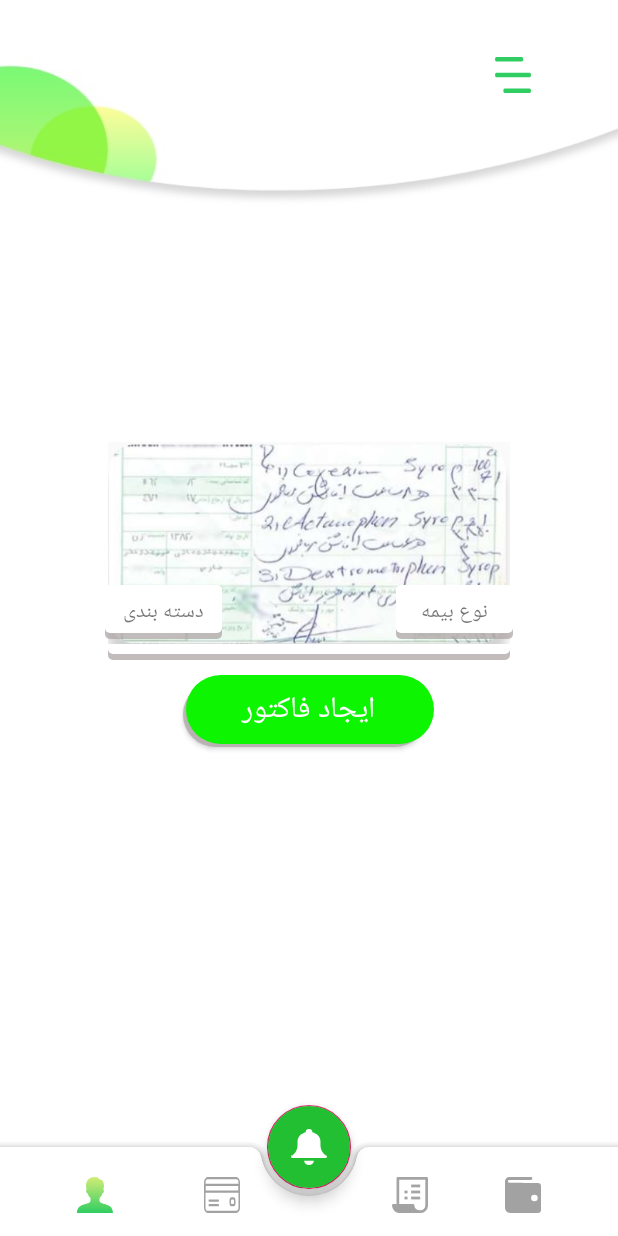
After one commit to gelophoneTeam/DarokhanehApp, an Android app: the Factor screen opened directly, with no data from a screen before it, on a phone screen of 412 x 824 dp. The commit adds this screen. Run offline under Robolectric (Android 15) with nearby library versions, the phone set to English and light mode, and no system bars.

Commit message:
Add activity_Factor

```diff
--- a/app/src/main/AndroidManifest.xml
+++ b/app/src/main/AndroidManifest.xml
@@ -16,7 +16,8 @@
                 <category android:name="android.intent.category.LAUNCHER" />
             </intent-filter>
         </activity>
-        <activity android:name=".Request"></activity>
+        <activity android:name=".Request" />
+        <activity android:name=".Factor"></activity>
     </application>
 
 </manifest>
--- /dev/null
+++ b/app/src/main/java/com/example/malizen/darokhanehapp/Factor.java
@@ -0,0 +1,13 @@
+package com.example.malizen.darokhanehapp;
+
+import android.support.v7.app.AppCompatActivity;
+import android.os.Bundle;
+
+public class Factor extends AppCompatActivity {
+
+    @Override
+    protected void onCreate(Bundle savedInstanceState) {
+        super.onCreate(savedInstanceState);
+        setContentView(R.layout.activity_factor);
+    }
+}
--- a/app/src/main/java/com/example/malizen/darokhanehapp/Request.java
+++ b/app/src/main/java/com/example/malizen/darokhanehapp/Request.java
@@ -50,7 +50,8 @@ public class Request extends AppCompatActivity {
         setContentView(R.layout.activity_request);
 
         listview = (ListView) findViewById(R.id.listview);
-        listview.setAdapter(new Adaptor(this, osNameList, osImages,osnumber,osBookMark));  flowingDrawer = (FlowingDrawer) findViewById(R.id.flowingdrawer);
+        listview.setAdapter(new Adaptor(this, osNameList, osImages,osnumber,osBookMark));
+        flowingDrawer = (FlowingDrawer) findViewById(R.id.flowingdrawer);
         flowingDrawer.setTouchMode(ElasticDrawer.TOUCH_MODE_BEZEL);
 
         setupTolbar();
--- /dev/null
+++ b/app/src/main/res/drawable/bu_green.xml
@@ -0,0 +1,20 @@
+<?xml version="1.0" encoding="utf-8"?>
+<selector xmlns:android="http://schemas.android.com/apk/res/android">
+<item>
+    <layer-list>
+        <item android:right="5dp" android:top="5dp">
+            <shape>
+                <corners android:radius="300dp" />
+                <solid android:color="#c7b1aaaa" />
+            </shape>
+        </item>
+        <item android:bottom="2dp" android:left="2dp">
+            <shape android:shape="rectangle" >
+                <solid android:color="#0df501"/>
+                <corners android:radius="60dp"/>
+                <size android:width="50dp" android:height="20dp"/>
+            </shape>
+        </item>
+    </layer-list>
+</item>
+</selector>
--- /dev/null
+++ b/app/src/main/res/drawable/buc.xml
@@ -0,0 +1,22 @@
+<?xml version="1.0" encoding="utf-8"?>
+<selector xmlns:android="http://schemas.android.com/apk/res/android">
+    <item>
+        <layer-list>
+            <item android:right="0dp" android:top="5dp"
+                android:left="0dp"
+                >
+                <shape>
+                    <corners android:radius="3dp" />
+                    <solid android:color="#c7b1aaaa" />
+                </shape>
+            </item>
+            <item android:bottom="4dp" >
+                <shape android:shape="rectangle" >
+                    <solid android:color="#ffffff"/>
+                    <corners android:radius="3dp"/>
+                    <size android:width="50dp" android:height="20dp"/>
+                </shape>
+            </item>
+        </layer-list>
+    </item>
+</selector>
--- /dev/null
+++ b/app/src/main/res/drawable/buw.xml
@@ -0,0 +1,21 @@
+<?xml version="1.0" encoding="utf-8"?>
+<selector xmlns:android="http://schemas.android.com/apk/res/android">
+    <item>
+        <layer-list>
+            <item android:right="5dp" android:top="5dp">
+                <shape>
+                    <corners android:radius="300dp" />
+                    <solid android:color="#c7b1aaaa" />
+                </shape>
+            </item>
+            <item android:bottom="2dp" android:left="2dp">
+                <shape android:shape="rectangle" >
+                    <solid android:color="#ffffff"/>
+                    <corners android:radius="60dp"/>
+                    <size android:width="50dp" android:height="20dp"/>
+                </shape>
+            </item>
+        </layer-list>
+    </item>
+
+</selector>
--- /dev/null
+++ b/app/src/main/res/layout/activity_factor.xml
@@ -0,0 +1,128 @@
+<?xml version="1.0" encoding="utf-8"?>
+<android.support.design.widget.CoordinatorLayout xmlns:android="http://schemas.android.com/apk/res/android"
+    xmlns:app="http://schemas.android.com/apk/res-auto"
+    xmlns:tools="http://schemas.android.com/tools"
+    android:layout_width="match_parent"
+    android:layout_height="match_parent"
+    android:background="#fff"
+    tools:context=".Factor">
+
+
+    <android.support.v7.widget.Toolbar
+        android:layout_width="match_parent"
+        android:layout_height="142dp"
+        android:background="@drawable/toolbar">
+
+        <ImageView
+            android:layout_width="wrap_content"
+            android:layout_height="wrap_content"
+            android:layout_marginLeft="330dp"
+            android:layout_marginBottom="80dp"
+            android:src="@drawable/ic_menu" />
+
+    </android.support.v7.widget.Toolbar>
+
+    <ImageView
+        android:id="@+id/noskhe"
+        android:layout_width="268dp"
+        android:layout_height="156dp"
+        android:layout_marginBottom="100dp"
+        android:background="@drawable/buc"
+        android:src="@drawable/noskheh"
+        android:layout_gravity="center"
+        />
+
+
+    <TextView
+        android:id="@+id/txt1"
+        android:layout_width="78dp"
+        android:layout_height="36dp"
+        android:layout_marginEnd="70dp"
+        android:layout_marginTop="390dp"
+        android:layout_marginLeft="50dp"
+        android:layout_gravity="right"
+        android:background="@drawable/shape"
+        android:text="نوع بیمه"
+        android:gravity="center" />
+
+    <TextView
+        android:id="@+id/txt2"
+        android:layout_width="78dp"
+        android:layout_height="36dp"
+        android:layout_marginStart="70dp"
+        android:layout_marginTop="390dp"
+        android:background="@drawable/shape"
+        android:gravity="center"
+        android:text="دسته بندی" />
+
+
+    <Button
+        android:id="@+id/button"
+        android:layout_width="167dp"
+        android:layout_height="wrap_content"
+        android:background="@drawable/bu_green"
+        android:text="ایجاد فاکتور"
+        android:layout_gravity="center_horizontal"
+        android:layout_marginTop="450dp"
+        android:textColor="#fff"
+        android:textSize="20dp"/>
+
+    <android.support.design.bottomappbar.BottomAppBar
+        android:id="@+id/bottomappbar"
+        android:layout_width="match_parent"
+        android:layout_height="wrap_content"
+        android:layout_gravity="bottom"
+        android:gravity="center"
+        android:backgroundTint="#fff">
+
+        <LinearLayout
+            android:layout_width="match_parent"
+            android:layout_height="wrap_content"
+            android:weightSum="4"
+            android:paddingEnd="16dp"
+            android:layout_marginTop="20dp"
+            android:layout_marginBottom="15dp"
+            >
+            <ImageButton
+                android:layout_width="0dp"
+                android:layout_height="wrap_content"
+                android:layout_weight="1"
+                app:srcCompat="@drawable/ic_user_male"
+                android:background="?attr/selectableItemBackgroundBorderless"
+                />
+            <ImageButton
+                android:layout_width="0dp"
+                android:layout_height="wrap_content"
+                android:layout_weight="1"
+                app:srcCompat="@drawable/ic_credit_card"
+                android:paddingRight="20dp"
+                android:background="?attr/selectableItemBackgroundBorderless"
+                />
+
+            <ImageButton
+                android:layout_width="0dp"
+                android:layout_height="wrap_content"
+                android:layout_weight="1"
+                app:srcCompat="@drawable/ic_group_1"
+                android:paddingLeft="40dp"
+                android:background="?attr/selectableItemBackgroundBorderless"/>
+            <ImageButton
+                android:layout_width="0dp"
+                android:layout_height="wrap_content"
+                android:layout_weight="1"
+                app:srcCompat="@drawable/ic_wallet"
+                android:background="?attr/selectableItemBackgroundBorderless"/>
+        </LinearLayout>
+    </android.support.design.bottomappbar.BottomAppBar>
+
+    <android.support.design.widget.FloatingActionButton
+        android:layout_width="wrap_content"
+        android:layout_height="wrap_content"
+        app:fabSize="normal"
+        android:backgroundTint="#22bf32"
+        android:src="@drawable/ic_bell"
+        app:layout_anchor="@id/bottomappbar"
+        android:id="@+id/bottomfab"
+        />
+
+</android.support.design.widget.CoordinatorLayout>
--- a/app/src/main/res/layout/activity_request.xml
+++ b/app/src/main/res/layout/activity_request.xml
@@ -12,7 +12,7 @@
         android:id="@+id/flowingdrawer"
         android:layout_width="match_parent"
         android:layout_height="match_parent"
-        app:edMenuBackground="#00ffffff"
+        app:edMenuBackground="#ffffff"
         app:edMenuSize="270dp"
         app:edPosition="4"
         tools:ignore="MissingConstraints"
@@ -73,7 +73,7 @@
                     android:layout_marginStart="20dp"
                     android:layout_marginTop="8dp"
                     android:layout_marginEnd="20dp"
-                    android:divider="#f9fafc"
+                    android:divider="#fff"
                     android:dividerHeight="30dp"
                     app:layout_constraintBottom_toBottomOf="parent"
                     app:layout_constraintBottom_toTopOf="@+id/txtR"
```
Also changed, not shown: app/src/main/res/drawable/noskheh.jpg (added).
